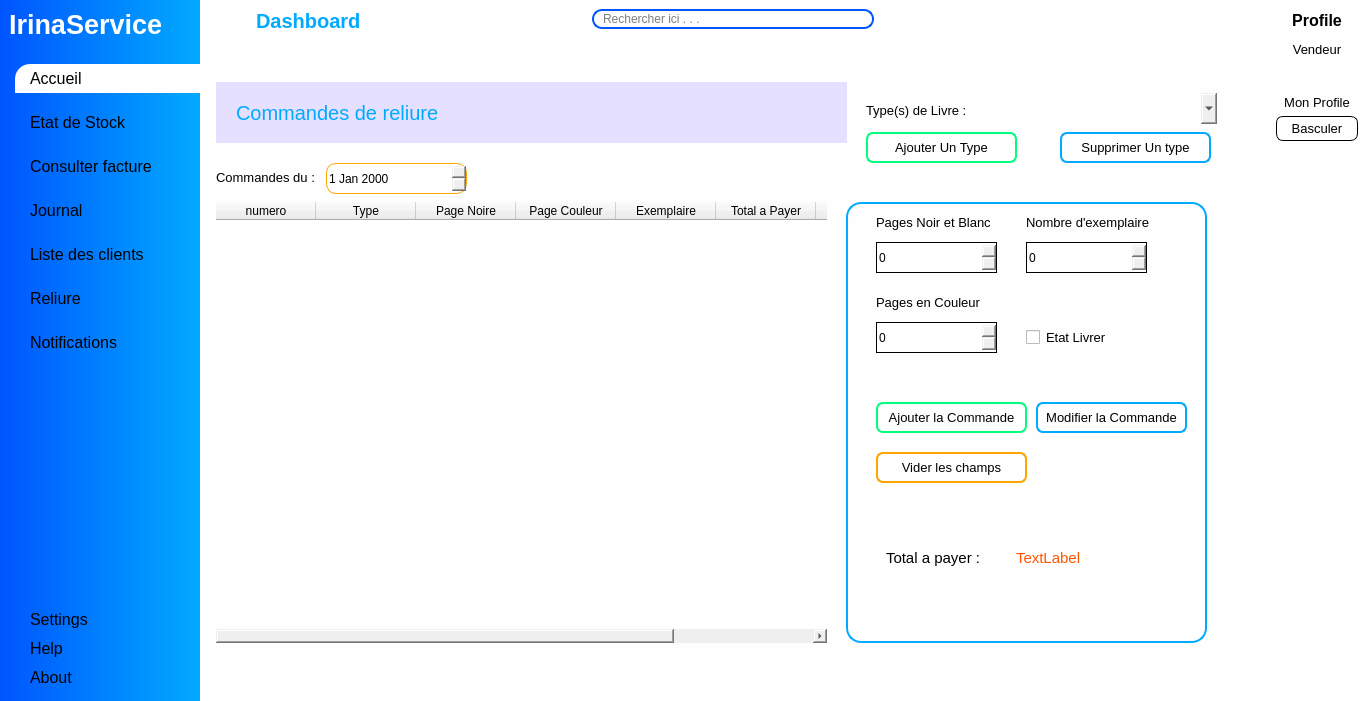
Old version of the form views/main_window.ui in the repository ninohantonio/Store-Management.
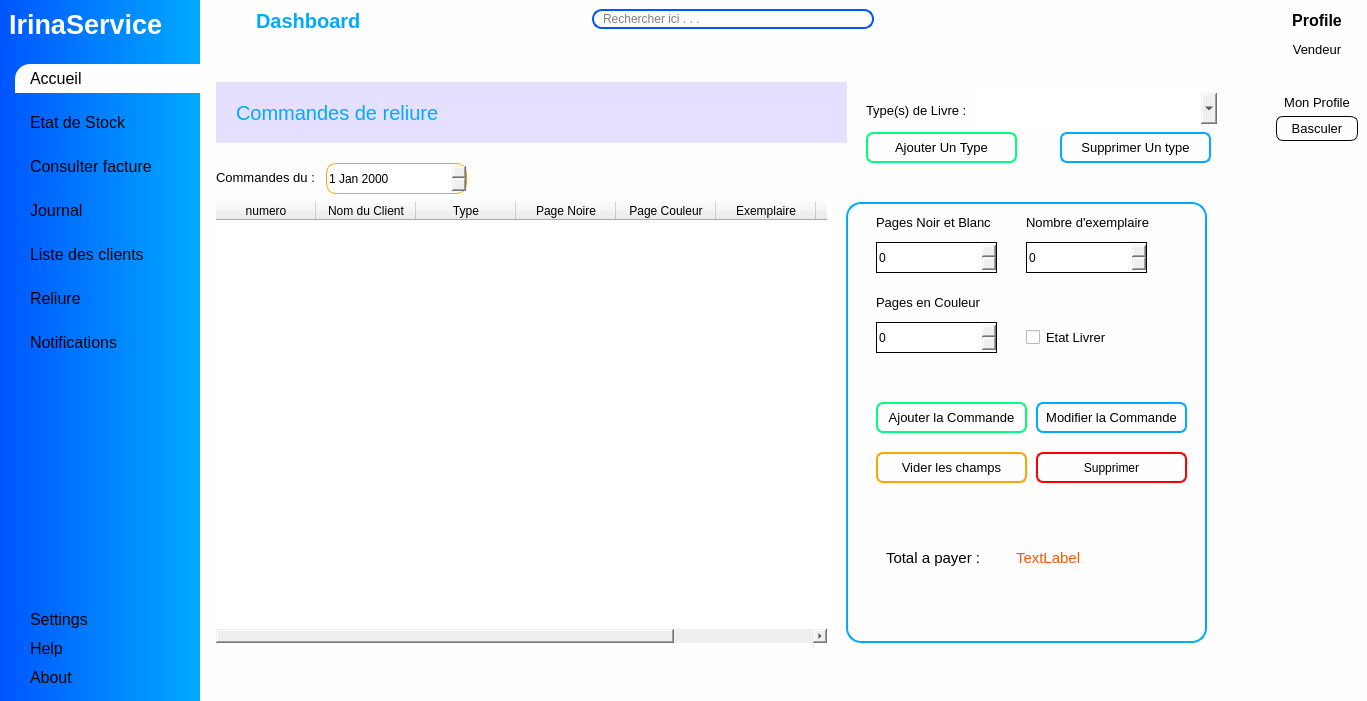
New version of the form. The open tabs and pages were chosen to show the change. Icons and pictures are not drawn. Custom widgets are drawn as their Qt base class.

Commit message: handle delete type

Patch:
```diff
--- a/views/main_window.ui
+++ b/views/main_window.ui
@@ -147,6 +147,13 @@
 	cursor: pointer;
 }
 
+#delete_reliure{
+	border: 2px solid red;
+	border-radius: 7px;
+	padding: 2px;
+	cursor: pointer;
+}
+
 #submit_section_rapideBtn, #add_type, #submit_reliure{
 	border: 2px solid rgb(0, 255, 127);
 	border-radius: 7px;
@@ -1574,6 +1581,11 @@
              <string>numero</string>
             </property>
            </column>
+           <column>
+            <property name="text">
+             <string>Nom du Client</string>
+            </property>
+           </column>
            <column>
             <property name="text">
              <string>Type</string>
@@ -1604,11 +1616,6 @@
              <string>Etat Livrer</string>
             </property>
            </column>
-           <column>
-            <property name="text">
-             <string>Nom du Client</string>
-            </property>
-           </column>
           </widget>
           <widget class="QLabel" name="label_10">
            <property name="geometry">
@@ -1924,6 +1931,22 @@
              <string>Total a payer :</string>
             </property>
            </widget>
+           <widget class="QPushButton" name="delete_reliure">
+            <property name="geometry">
+             <rect>
+              <x>190</x>
+              <y>250</y>
+              <width>151</width>
+              <height>31</height>
+             </rect>
+            </property>
+            <property name="cursor">
+             <cursorShape>PointingHandCursor</cursorShape>
+            </property>
+            <property name="text">
+             <string>Supprimer</string>
+            </property>
+           </widget>
           </widget>
           <widget class="QLabel" name="label_13">
            <property name="geometry">
```
Left out of the diff: 2 changed lines with no effect on the pictures. The commit also changes 8 other files.
